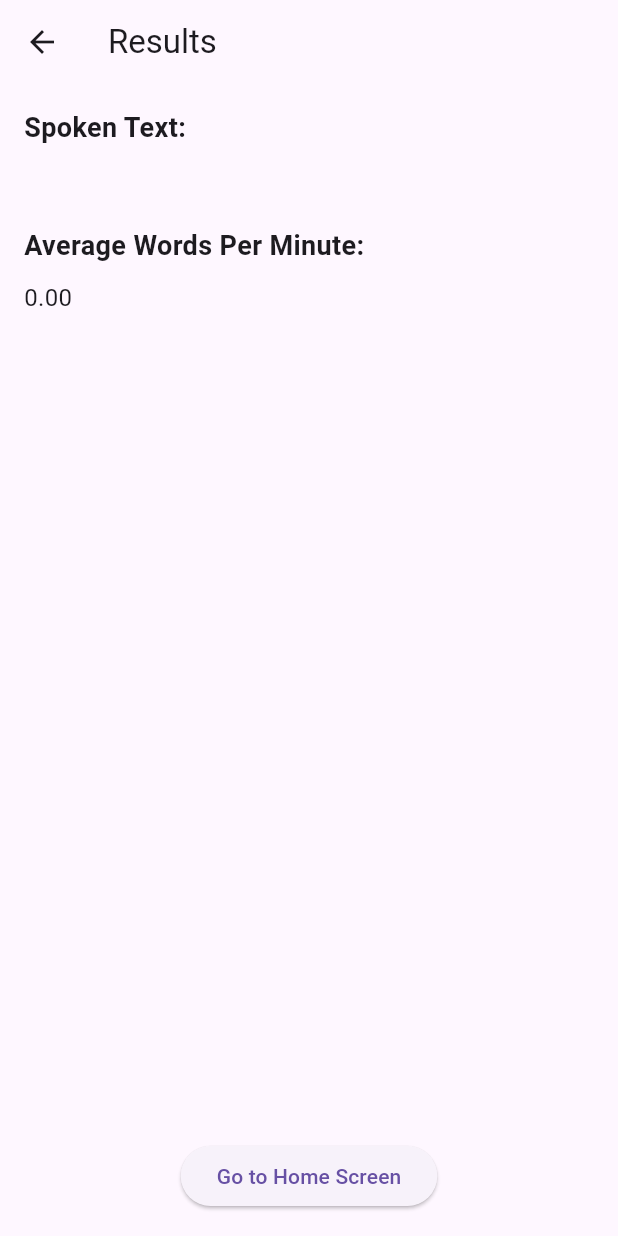
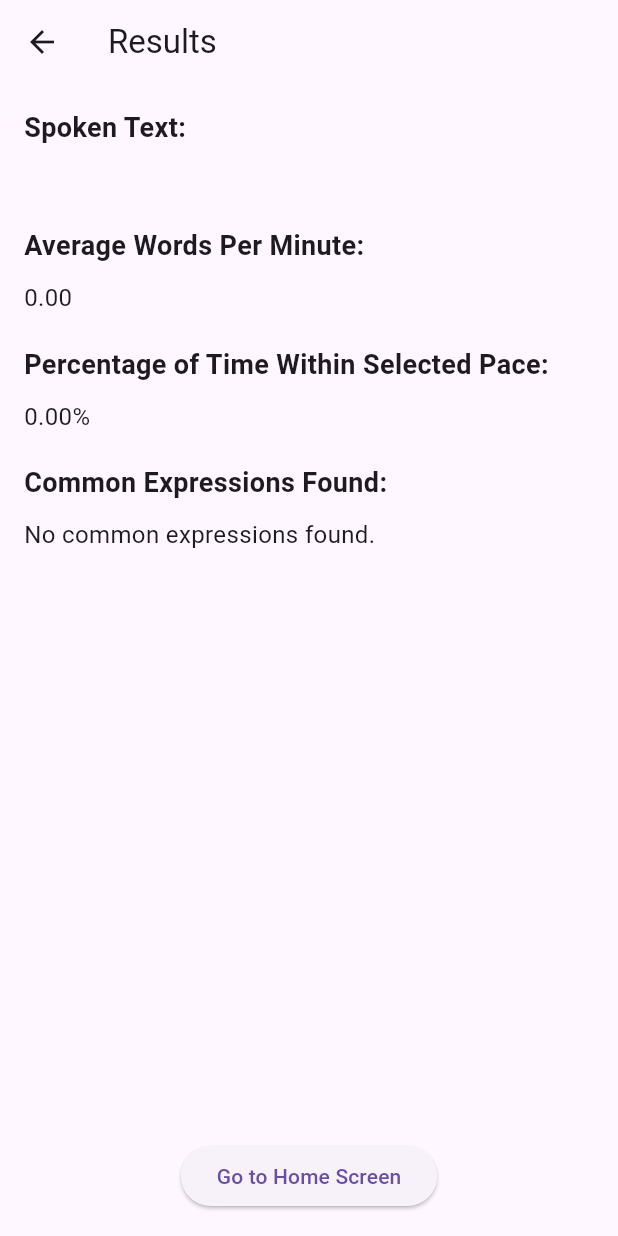
Before and after one commit to BettinaGotiu/licenta_app, a Flutter app: the ResultsScreen screen opened directly with empty values, on a phone screen of 412 x 824 dp. Run offline on Flutter 3.47's test engine with Material 3 defaults, Android fonts, the phone set to English and light mode, and no system bars; our stand-ins replace firebase_auth, firebase_core, speech_to_text, table_calendar; accounts and stored records are empty.

Commit message:
Detection of occurrence of words - progress

```diff
--- /dev/null
+++ b/lib/pages/common_expressions.dart
@@ -0,0 +1,23 @@
+import 'dart:convert';
+import 'package:flutter/services.dart' show rootBundle;
+
+class CommonExpressions {
+  List<String> expressions = [];
+
+  Future<void> loadExpressions() async {
+    final String response =
+        await rootBundle.loadString('assets/promts/common_expressions.json');
+    final data = await json.decode(response);
+    expressions = List<String>.from(data['expressions']);
+  }
+
+  List<String> findCommonExpressions(String text) {
+    List<String> foundExpressions = [];
+    for (var expression in expressions) {
+      if (text.contains(expression)) {
+        foundExpressions.add(expression);
+      }
+    }
+    return foundExpressions;
+  }
+}
--- a/lib/pages/results_screen.dart
+++ b/lib/pages/results_screen.dart
@@ -4,11 +4,15 @@ import 'home_screen.dart';
 class ResultsScreen extends StatelessWidget {
   final String spokenText;
   final double averageWpm;
+  final double withinLimitPercentage;
+  final List<String> foundExpressions;
 
   const ResultsScreen({
     Key? key,
     required this.spokenText,
     required this.averageWpm,
+    required this.withinLimitPercentage,
+    required this.foundExpressions,
   }) : super(key: key);
 
   @override
@@ -41,6 +45,36 @@ class ResultsScreen extends StatelessWidget {
               averageWpm.toStringAsFixed(2),
               style: const TextStyle(fontSize: 16),
             ),
+            const SizedBox(height: 20),
+            const Text(
+              'Percentage of Time Within Selected Pace:',
+              style: TextStyle(fontSize: 18, fontWeight: FontWeight.bold),
+            ),
+            const SizedBox(height: 10),
+            Text(
+              '${withinLimitPercentage.toStringAsFixed(2)}%',
+              style: const TextStyle(fontSize: 16),
+            ),
+            const SizedBox(height: 20),
+            const Text(
+              'Common Expressions Found:',
+              style: TextStyle(fontSize: 18, fontWeight: FontWeight.bold),
+            ),
+            const SizedBox(height: 10),
+            foundExpressions.isEmpty
+                ? const Text(
+                    'No common expressions found.',
+                    style: TextStyle(fontSize: 16),
+                  )
+                : Column(
+                    crossAxisAlignment: CrossAxisAlignment.start,
+                    children: foundExpressions.map((expression) {
+                      return Text(
+                        expression,
+                        style: const TextStyle(fontSize: 16),
+                      );
+                    }).toList(),
+                  ),
             const Spacer(),
             Center(
               child: ElevatedButton(
```
Also changed, not shown: lib/pages/speech_to_text.dart (+19 -0 lines), 1 other file.
